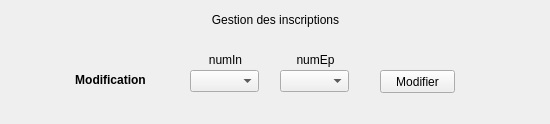
Above: gui/fct_part3_1_modif.ui from EloGamerr/BDD_Project_Dorian_Clement- before the change. Below: the same form after it.
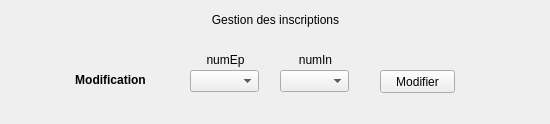
That is the form after the change.

The edit to the form file:
```diff
--- a/gui/fct_part3_1_modif.ui
+++ b/gui/fct_part3_1_modif.ui
@@ -84,26 +84,10 @@
     <set>Qt::AlignCenter</set>
    </property>
   </widget>
-  <widget class="QLabel" name="titre_NumIn">
-   <property name="geometry">
-    <rect>
-     <x>190</x>
-     <y>50</y>
-     <width>71</width>
-     <height>20</height>
-    </rect>
-   </property>
-   <property name="text">
-    <string>numIn</string>
-   </property>
-   <property name="alignment">
-    <set>Qt::AlignCenter</set>
-   </property>
-  </widget>
   <widget class="QLabel" name="titre_NumEp">
    <property name="geometry">
     <rect>
-     <x>280</x>
+     <x>190</x>
      <y>50</y>
      <width>71</width>
      <height>20</height>
@@ -116,6 +100,23 @@
     <set>Qt::AlignCenter</set>
    </property>
   </widget>
+  <widget class="QLabel" name="titre_NumIn">
+   <property name="geometry">
+    <rect>
+     <x>280</x>
+     <y>50</y>
+     <width>71</width>
+     <height>20</height>
+    </rect>
+   </property>
+   <property name="text">
+    <string>numIn</string>
+   </property>
+   <property name="alignment">
+    <set>Qt::AlignCenter</set>
+   </property>
+  </widget>
+
  </widget>
  <resources/>
    <connections>
```
Left out of the diff: 8 changed lines with no effect on the pictures.
